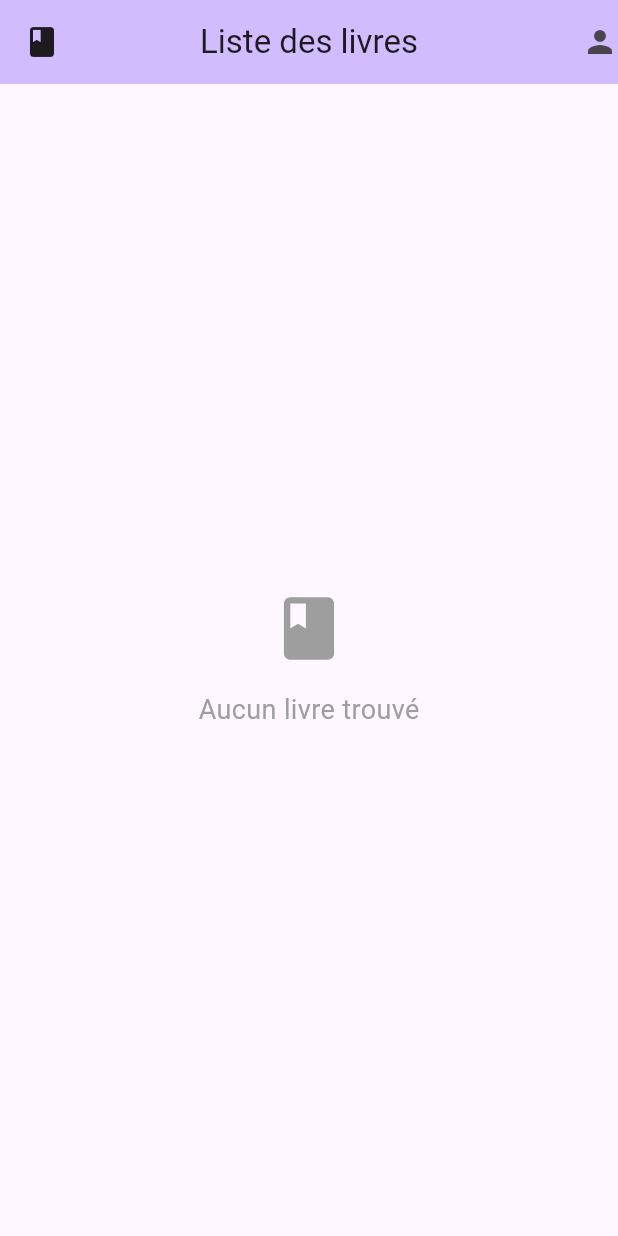
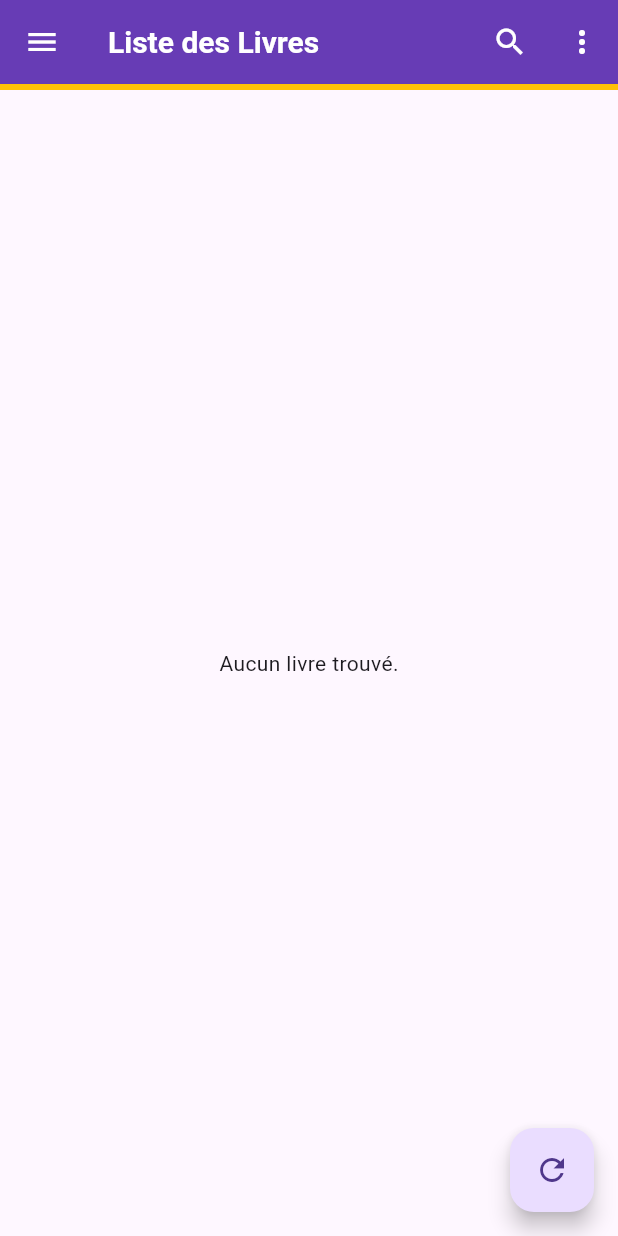
Before and after one commit to JeromeCervelle/demo_books, a Flutter app: the screen it shows after launch, on a phone screen of 412 x 824 dp. Run offline on Flutter 3.47's test engine with Material 3 defaults, Android fonts, the phone set to English and light mode, and no system bars; our stand-ins replace sqflite; accounts and stored records are empty.

Commit message:
suppression du controller

```diff
--- a/lib/controller/BookController.dart
+++ /dev/null
@@ -1,80 +0,0 @@
-import 'package:flutter/material.dart';
-import 'package:demo/repository/Database.dart'; // Assurez-vous que ce chemin est correct
-import 'package:demo/view/BookView.dart';
-
-class BookController extends StatefulWidget {
-  const BookController({super.key});
-
-  @override
-  _BookControllerState createState() => _BookControllerState();
-}
-
-class _BookControllerState extends State<BookController> {
-  late Future<List<Map<String, dynamic>>> _booksFuture;
-  final DatabaseClient _databaseClient = DatabaseClient();
-
-  @override
-  void initState() {
-    super.initState();
-    _booksFuture = _initializeDatabaseAndFetchBooks();
-  }
-
-  Future<List<Map<String, dynamic>>> _initializeDatabaseAndFetchBooks() async {
-    try {
-      await _databaseClient.database; // Assure que la base de données est initialisée
-      return await _databaseClient.fetchBooks();
-    } catch (e) {
-      print('Error fetching books: $e');
-      return [];
-    }
-  }
-
-  @override
-  Widget build(BuildContext context) {
-    return Scaffold(
-      appBar: AppBar(
-        title: const Text("Liste des livres"),
-        centerTitle: true,
-        backgroundColor: Theme.of(context).colorScheme.inversePrimary,
-        leading: const Icon(Icons.book),
-        actions: const [Icon(Icons.person)],
-      ),
-      body: FutureBuilder<List<Map<String, dynamic>>>(
-        future: _booksFuture,
-        builder: (context, snapshot) {
-          if (snapshot.connectionState == ConnectionState.waiting) {
-            return const Center(child: CircularProgressIndicator());
-          } else if (snapshot.hasError) {
-            return Center(child: Text('Error: ${snapshot.error}'));
-          } else if (!snapshot.hasData || snapshot.data!.isEmpty) {
-            // Affiche une liste vide ou un autre widget pour indiquer l'absence de données
-            return const Center(
-              child: Column(
-                mainAxisAlignment: MainAxisAlignment.center,
-                children: <Widget>[
-                  Icon(Icons.book, size: 50, color: Colors.grey),
-                  SizedBox(height: 16),
-                  Text(
-                    'Aucun livre trouvé',
-                    style: TextStyle(fontSize: 18, color: Colors.grey),
-                  ),
-                ],
-              ),
-            );
-          } else {
-            return ListView.builder(
-              itemCount: snapshot.data!.length,
-              itemBuilder: (context, index) {
-                final book = snapshot.data![index];
-                return ListTile(
-                  title: Text(book['title'] ?? 'No Title'),
-                  subtitle: Text('Price: \$${book['price']?.toStringAsFixed(2) ?? 'Unknown'}'),
-                );
-              },
-            );
-          }
-        },
-      ),
-    );
-  }
-}
--- a/lib/main.dart
+++ b/lib/main.dart
@@ -1,21 +1,28 @@
 import 'package:flutter/material.dart';
-import 'package:demo/controller/BookController.dart'; // Import du contrôleur
+import 'package:provider/provider.dart';
+import 'viewmodels/BookViewModel.dart';
+import 'view/BookView.dart';
 
 void main() {
-  runApp(const MyApp());
+  runApp(
+    MultiProvider(
+      providers: [
+        ChangeNotifierProvider(create: (_) => BooksViewModel()),
+      ],
+      child: MyApp(),
+    ),
+  );
 }
 
 class MyApp extends StatelessWidget {
-  const MyApp({super.key});
-
   @override
   Widget build(BuildContext context) {
     return MaterialApp(
-      title: 'Book List',
+      title: 'Books App',
       theme: ThemeData(
         primarySwatch: Colors.blue,
       ),
-      home: const BookController(), // Redirection vers le contrôleur
+      home: BookView(),
     );
   }
 }
--- a/lib/view/BookView.dart
+++ b/lib/view/BookView.dart
@@ -1,30 +1,139 @@
 import 'package:flutter/material.dart';
+import 'package:provider/provider.dart';
+import 'package:demo/view/AddBookView.dart';
+import 'package:demo/viewmodels/BookViewModel.dart';
+import 'package:demo/view/BookDetailView.dart'; // Importez la page des détails
 
-class BookView extends StatelessWidget {
-  final List<Map<String, dynamic>> books;
+class BookView extends StatefulWidget {
 
-  const BookView({required this.books, super.key});
+  @override
+    _BookViewState createState() => _BookViewState();
+  }
+
+class _BookViewState extends State<BookView> {
+  final GlobalKey<ScaffoldState> _scaffoldKey = GlobalKey<ScaffoldState>();
+
+  @override
+  void initState() {
+    super.initState();
+    // Charger les livres au démarrage
+    WidgetsBinding.instance.addPostFrameCallback((_) {
+      Provider.of<BooksViewModel>(context, listen: false).loadBooks();
+    });
+  }
 
   @override
   Widget build(BuildContext context) {
     return Scaffold(
+      key: _scaffoldKey,
       appBar: AppBar(
-        title: const Text("Liste des livres"),
-        centerTitle: true,
-        backgroundColor: Theme.of(context).colorScheme.inversePrimary,
-        leading: const Icon(Icons.book),
-        actions: const [Icon(Icons.person)],
+        title: const Text(
+          'Liste des Livres',
+          style: TextStyle(
+            fontSize: 20,
+            fontWeight: FontWeight.bold,
+            color: Colors.white,
+          ),
+        ),
+        backgroundColor: Colors.deepPurple,
+        elevation: 5,
+        iconTheme: const IconThemeData(
+          color: Colors.white,
+        ),
+        actions: <Widget>[
+          IconButton(
+            icon: const Icon(Icons.search, color: Colors.white),
+            onPressed: () {
+              // Action lorsque l'icône de recherche est pressée
+            },
+          ),
+          IconButton(
+            icon: const Icon(Icons.more_vert, color: Colors.white),
+            onPressed: () {
+              // Action lorsque l'icône de menu est pressée
+            },
+          ),
+        ],
+        bottom: PreferredSize(
+          preferredSize: Size.fromHeight(4.0),
+          child: Container(
+            color: Colors.amber,
+            height: 4.0,
+          ),
+        ),
       ),
-      body: ListView.builder(
-        itemCount: books.length,
-        itemBuilder: (context, index) {
-          final book = books[index];
-          return ListTile(
-            title: Text(book['title'] ?? 'No Title'),
-            subtitle: Text('Price: \$${book['price']?.toStringAsFixed(2) ?? 'Unknown'}'),
+      drawer: Drawer(
+        child: ListView(
+          padding: EdgeInsets.zero,
+          children: <Widget>[
+            const DrawerHeader(
+              decoration: BoxDecoration(
+                color: Colors.deepPurple,
+              ),
+              child: Column(
+                crossAxisAlignment: CrossAxisAlignment.start,
+                children: <Widget>[
+                  Text(
+                    'Menu',
+                    style: TextStyle(
+                      color: Colors.white,
+                      fontSize: 24,
+                      fontWeight: FontWeight.bold,
+                    ),
+                  ),
+                ],
+              ),
+            ),
+            ListTile(
+              leading: const Icon(Icons.book, color: Colors.deepPurple),
+              title: const Text('Ajouter un livre'),
+              onTap: () {
+                Navigator.of(context).push(MaterialPageRoute(
+                  builder: (context) => AddBookView(),
+                )).then((_) {
+                  if (_scaffoldKey.currentState != null) {
+                    Navigator.of(context).pop(); // Fermer le Drawer
+                  }
+                });
+              },
+            ),
+            // Ajoutez d'autres éléments de menu ici
+          ],
+        ),
+      ),
+      body: Consumer<BooksViewModel>(
+        builder: (context, viewModel, child) {
+          if (viewModel.isLoading) {
+            return const Center(child: CircularProgressIndicator());
+          }
+
+          if (viewModel.books.isEmpty) {
+            return const Center(child: Text('Aucun livre trouvé.'));
+          }
+
+          return ListView.builder(
+            itemCount: viewModel.books.length,
+            itemBuilder: (context, index) {
+              final book = viewModel.books[index];
+              return ListTile(
+                title: Text(book.title),
+                subtitle: Text('Price: \$${book.price.toStringAsFixed(2)}'),
+                onTap: () {
+                  viewModel.navigateToBookDetail(context, book);
+                },
+              );
+            },
           );
         },
       ),
+      floatingActionButton: FloatingActionButton(
+        onPressed: () {
+          // Pour tester l'insertion de livres dans la base de données
+          Provider.of<BooksViewModel>(context, listen: false).loadBooks();
+        },
+        child: const Icon(Icons.refresh),
+      ),
     );
   }
+
 }
--- /dev/null
+++ b/lib/viewmodels/BookViewModel.dart
@@ -0,0 +1,34 @@
+import 'package:flutter/material.dart';
+import '../model/Book.dart';
+import '../repository/Database.dart';
+import '../view/BookDetailView.dart';
+
+class BooksViewModel extends ChangeNotifier {
+  final DatabaseClient _databaseClient = DatabaseClient();
+  List<Book> _books = [];
+  bool _isLoading = false;
+
+  List<Book> get books => _books;
+  bool get isLoading => _isLoading;
+
+  Future<void> loadBooks() async {
+    _isLoading = true;
+    notifyListeners();
+
+    _books = await _databaseClient.fetchBooks();
+    _isLoading = false;
+    notifyListeners();
+  }
+
+  Future<void> addBook(Book book) async {
+    await _databaseClient.insertBook(book);
+    loadBooks(); // Reload books after adding
+  }
+
+  void navigateToBookDetail(BuildContext context, Book book) {
+    Navigator.push(
+      context,
+      MaterialPageRoute(builder: (context) => BookDetailView(book: book)),
+    );
+  }
+}
--- a/lib/views/BookView.dart
+++ /dev/null
@@ -1 +0,0 @@
-// TODO Implement this library.
--- a/pubspec.yaml
+++ b/pubspec.yaml
@@ -38,6 +38,7 @@ dependencies:
   sqflite: ^2.0.0+4
   path: ^1.8.0
   path_provider: ^2.0.11
+  provider: ^6.1.2
 
 dev_dependencies:
   flutter_test:
```
Also changed, not shown: lib/model/Book.dart (+11 -9 lines), lib/repository/Database.dart (+13 -14 lines), lib/view/AddBookView.dart (added, +109 -0 lines), lib/view/BookDetailView.dart (added, +46 -0 lines), pubspec.lock.
